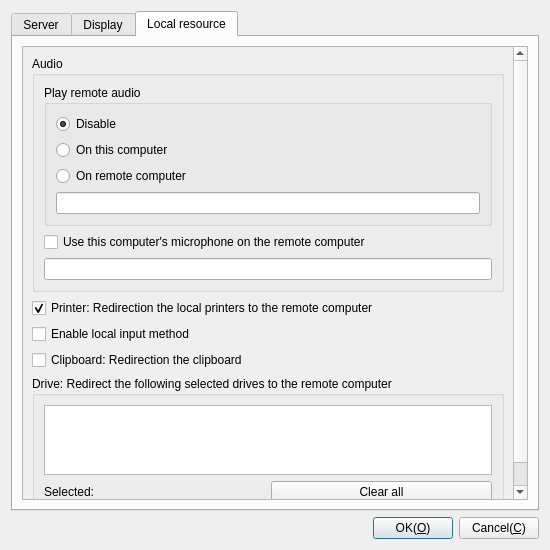
KangLin/RabbitRemoteControl, file Plugins/FreeRDP/Client/DlgSetFreeRDP.ui: the form before one commit.
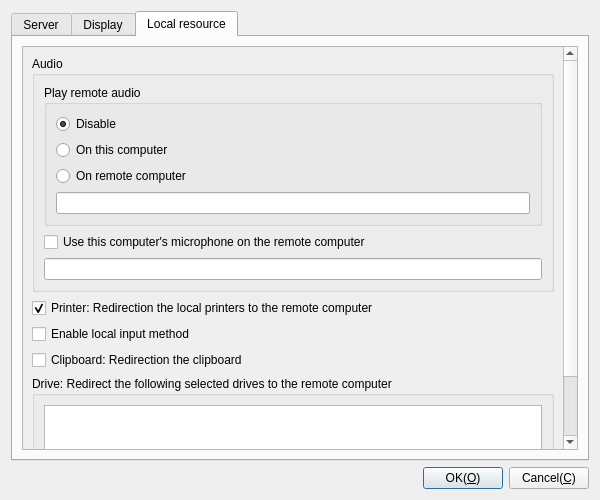
The form after the commit. The open tabs and pages were chosen to show the change. Icons and pictures are not drawn. Custom widgets are drawn as their Qt base class.

Commit message: Plugins::FreeRDP: modify settings diaglog

What changed in the file:
```diff
--- a/Plugins/FreeRDP/Client/DlgSetFreeRDP.ui
+++ b/Plugins/FreeRDP/Client/DlgSetFreeRDP.ui
@@ -6,8 +6,8 @@
    <rect>
     <x>0</x>
     <y>0</y>
-    <width>550</width>
-    <height>550</height>
+    <width>600</width>
+    <height>500</height>
    </rect>
   </property>
   <property name="windowTitle">
@@ -468,8 +468,8 @@
            <rect>
             <x>0</x>
             <y>0</y>
-            <width>510</width>
-            <height>524</height>
+            <width>544</width>
+            <height>485</height>
            </rect>
           </property>
           <layout class="QGridLayout" name="gridLayout_12">
```
The commit also changes 3 other files.
